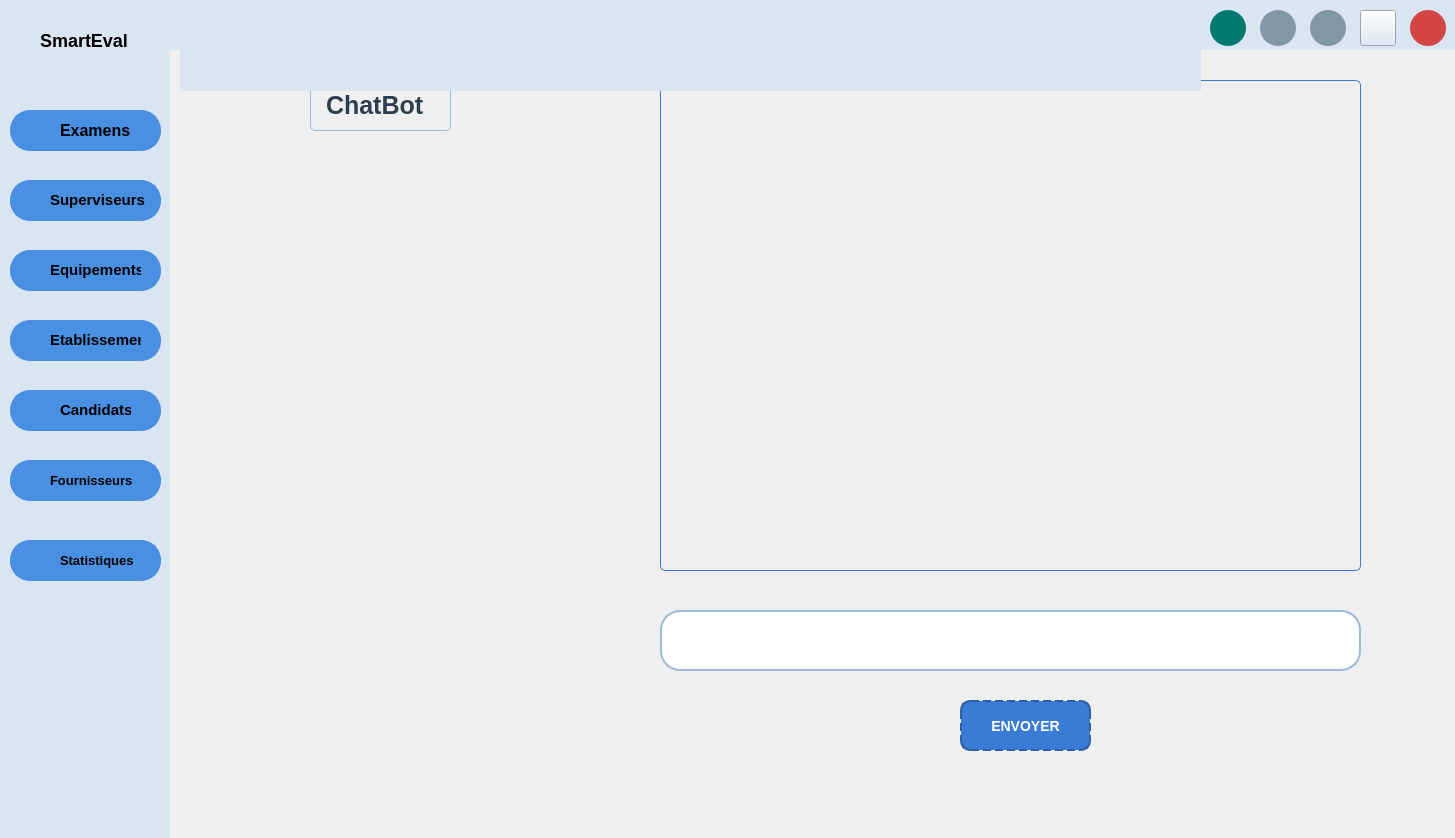
Above: mainwindow.ui from Projetcpp-2A19/projetcpp-2a19-smart-examination-center before the change. Below: the same form after it.
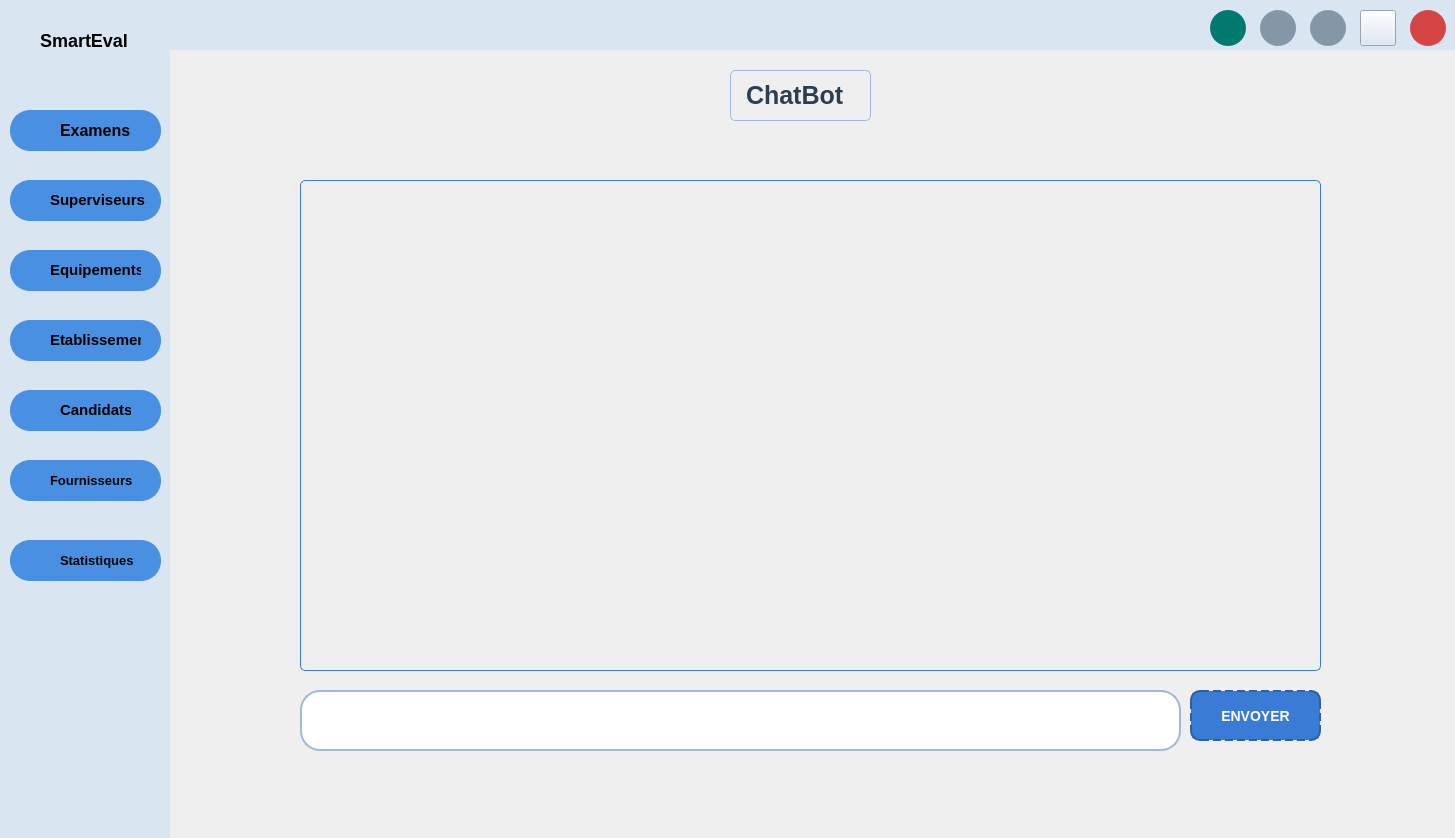
That is the form after the change. The open tabs and pages were chosen to show the change. Icons and pictures are not drawn.

Patch:
```diff
--- a/mainwindow.ui
+++ b/mainwindow.ui
@@ -1619,9 +1619,9 @@
      <widget class="QTextEdit" name="chatDisplay">
       <property name="geometry">
        <rect>
-        <x>490</x>
-        <y>30</y>
-        <width>701</width>
+        <x>130</x>
+        <y>130</y>
+        <width>1021</width>
         <height>491</height>
        </rect>
       </property>
@@ -1641,8 +1641,8 @@
      <widget class="QPushButton" name="sendChatBtn">
       <property name="geometry">
        <rect>
-        <x>790</x>
-        <y>650</y>
+        <x>1020</x>
+        <y>640</y>
         <width>131</width>
         <height>51</height>
        </rect>
@@ -1677,9 +1677,9 @@
      <widget class="QLineEdit" name="chatInput">
       <property name="geometry">
        <rect>
-        <x>490</x>
-        <y>560</y>
-        <width>701</width>
+        <x>130</x>
+        <y>640</y>
+        <width>881</width>
         <height>61</height>
        </rect>
       </property>
@@ -1704,8 +1704,8 @@
      <widget class="QLabel" name="label_30">
       <property name="geometry">
        <rect>
-        <x>140</x>
-        <y>30</y>
+        <x>560</x>
+        <y>20</y>
         <width>141</width>
         <height>51</height>
        </rect>
@@ -2130,16 +2130,6 @@
      </widget>
     </widget>
    </widget>
-   <widget class="QWidget" name="widget" native="true">
-    <property name="geometry">
-     <rect>
-      <x>180</x>
-      <y>50</y>
-      <width>1021</width>
-      <height>41</height>
-     </rect>
-    </property>
-   </widget>
    <widget class="QPushButton" name="homeBtn">
     <property name="geometry">
      <rect>
```
